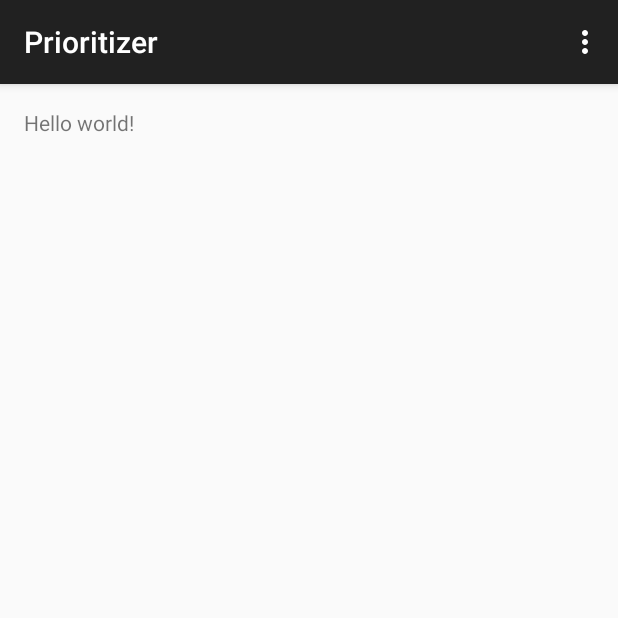
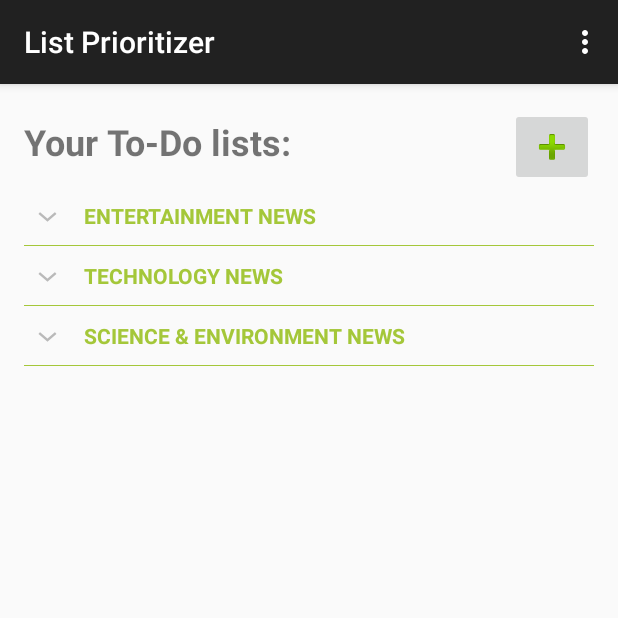
Before and after one commit to immad12/PrioritizerApp, an Android app: the screen it shows after launch (MainActivity), on a phone screen of 412 x 824 dp, the top half of it. Run offline under Robolectric (Android 15) with nearby library versions, the phone set to English and light mode, and no system bars.

Commit message:
Implemented expandable listview, with working test data

```diff
--- /dev/null
+++ b/app/src/main/java/dk/mlm/prioritizer/ExpandableListAdapter.java
@@ -0,0 +1,104 @@
+package dk.mlm.prioritizer;
+
+import android.content.Context;
+import android.graphics.Typeface;
+import android.view.LayoutInflater;
+import android.view.View;
+import android.view.ViewGroup;
+import android.widget.BaseExpandableListAdapter;
+import android.widget.TextView;
+
+import java.util.HashMap;
+import java.util.List;
+import java.util.Map;
+
+/**
+ * Created by ml on 24/07/15.
+ */
+public class ExpandableListAdapter extends BaseExpandableListAdapter
+{
+
+    private Context context;
+    private List<String> expandableListTitle;
+    private Map<String, List<String>> expandableListDetail;
+
+    public ExpandableListAdapter(Context context, List<String> expandableListTitle,
+                                 Map<String, List<String>> expandableListDetail) {
+        this.context = context;
+        this.expandableListTitle = expandableListTitle;
+        this.expandableListDetail = expandableListDetail;
+    }
+
+    @Override
+    public Object getChild(int listPosition, int expandedListPosition) {
+        return this.expandableListDetail.get(this.expandableListTitle.get(listPosition))
+                .get(expandedListPosition);
+    }
+
+    @Override
+    public long getChildId(int listPosition, int expandedListPosition) {
+        return expandedListPosition;
+    }
+
+    @Override
+    public View getChildView(int listPosition, final int expandedListPosition,
+                             boolean isLastChild, View convertView, ViewGroup parent) {
+        final String expandedListText = (String) getChild(listPosition, expandedListPosition);
+        if (convertView == null) {
+            LayoutInflater layoutInflater = (LayoutInflater) this.context
+                    .getSystemService(Context.LAYOUT_INFLATER_SERVICE);
+            convertView = layoutInflater.inflate(R.layout.list_item, null);
+        }
+        TextView expandedListTextView = (TextView) convertView
+                .findViewById(R.id.expandedListItem);
+        expandedListTextView.setText(expandedListText);
+        return convertView;
+    }
+
+    @Override
+    public int getChildrenCount(int listPosition) {
+        return this.expandableListDetail.get(this.expandableListTitle.get(listPosition))
+                .size();
+    }
+
+    @Override
+    public Object getGroup(int listPosition) {
+        return this.expandableListTitle.get(listPosition);
+    }
+
+    @Override
+    public int getGroupCount() {
+        return this.expandableListTitle.size();
+    }
+
+    @Override
+    public long getGroupId(int listPosition) {
+        return listPosition;
+    }
+
+    @Override
+    public View getGroupView(int listPosition, boolean isExpanded,
+                             View convertView, ViewGroup parent) {
+        String listTitle = (String) getGroup(listPosition);
+        if (convertView == null) {
+            LayoutInflater layoutInflater = (LayoutInflater) this.context.
+                    getSystemService(Context.LAYOUT_INFLATER_SERVICE);
+            convertView = layoutInflater.inflate(R.layout.list_group, null);
+        }
+        TextView listTitleTextView = (TextView) convertView
+                .findViewById(R.id.listTitle);
+        listTitleTextView.setTypeface(null, Typeface.BOLD);
+        listTitleTextView.setText(listTitle);
+        return convertView;
+    }
+
+    @Override
+    public boolean hasStableIds() {
+        return false;
+    }
+
+    @Override
+    public boolean isChildSelectable(int listPosition, int expandedListPosition) {
+        return true;
+    }
+}
--- /dev/null
+++ b/app/src/main/java/dk/mlm/prioritizer/ExpandableListData.java
@@ -0,0 +1,42 @@
+package dk.mlm.prioritizer;
+
+import java.util.ArrayList;
+import java.util.HashMap;
+import java.util.List;
+import java.util.Map;
+
+/**
+ * Created by ml on 24/07/15.
+ * Test data
+ */
+public class ExpandableListData {
+    public static Map<String, List<String>> getData()
+    {
+        Map<String, List<String>> expandableListDetail = new HashMap<>();
+
+        List<String> technology = new ArrayList<String>();
+        technology.add("Beats sued for noise-cancelling tech");
+        technology.add("Wikipedia blocks US Congress edits");
+        technology.add("Google quizzed over deleted links");
+        technology.add("Nasa seeks aid with Earth-Mars links");
+        technology.add("The Good, the Bad and the Ugly");
+
+        List<String> entertainment = new ArrayList<String>();
+        entertainment.add("Goldfinch novel set for big screen");
+        entertainment.add("Anderson stellar in Streetcar");
+        entertainment.add("Ronstadt receives White House honour");
+        entertainment.add("Toronto to open with The Judge");
+        entertainment.add("British dancer return from Russia");
+
+        List<String> science = new ArrayList<String>();
+//        science.add("Brain hub predicts negative events");
+//        science.add("California hit by raging wildfires");
+//        science.add("Rosetta's comet seen in close-up");
+//        science.add("Secret of sandstone shapes revealed");
+
+        expandableListDetail.put("TECHNOLOGY NEWS", technology);
+        expandableListDetail.put("ENTERTAINMENT NEWS", entertainment);
+        expandableListDetail.put("SCIENCE & ENVIRONMENT NEWS", science);
+        return expandableListDetail;
+    }
+}
--- a/app/src/main/java/dk/mlm/prioritizer/MainActivity.java
+++ b/app/src/main/java/dk/mlm/prioritizer/MainActivity.java
@@ -4,13 +4,87 @@ import android.support.v7.app.ActionBarActivity;
 import android.os.Bundle;
 import android.view.Menu;
 import android.view.MenuItem;
+import android.view.View;
+import android.widget.ExpandableListView;
+import android.widget.ExpandableListView.OnChildClickListener;
+import android.widget.ExpandableListView.OnGroupCollapseListener;
+import android.widget.ExpandableListView.OnGroupExpandListener;
+import android.widget.ImageButton;
+import android.widget.Toast;
 
-public class MainActivity extends ActionBarActivity {
+import java.util.ArrayList;
+import java.util.HashMap;
+import java.util.List;
+import java.util.Map;
+
+public class MainActivity extends ActionBarActivity implements View.OnClickListener{
+
+    private ExpandableListView expandableListView;
+    private ExpandableListAdapter expandableListAdapter;
+    private List<String> expandableListTitle;
+    private Map<String, List<String>> expandableListDetail = new HashMap<>();
 
     @Override
     protected void onCreate(Bundle savedInstanceState) {
         super.onCreate(savedInstanceState);
         setContentView(R.layout.activity_main);
+
+        ImageButton ibtnAddList = (ImageButton) findViewById(R.id.imageAddList);
+        ibtnAddList.setOnClickListener(this);
+
+        expandableListView = (ExpandableListView) findViewById(R.id.expandableListView);
+
+        expandableListDetail = ExpandableListData.getData();
+    }
+
+    @Override
+    public void onResume() {
+        super.onResume();
+
+        expandableListTitle = new ArrayList<>(expandableListDetail.keySet());
+
+        expandableListAdapter = new ExpandableListAdapter(this, expandableListTitle, expandableListDetail);
+        expandableListView.setAdapter(expandableListAdapter);
+        expandableListView.setOnGroupExpandListener(new OnGroupExpandListener() {
+            @Override
+            public void onGroupExpand(int groupPosition) {
+                Toast.makeText(getApplicationContext(), "The " +
+                                expandableListTitle.get(groupPosition) + " list is expanded",
+                        Toast.LENGTH_SHORT).show();
+            }
+        });
+
+        expandableListView.setOnGroupCollapseListener(new OnGroupCollapseListener() {
+            @Override
+            public void onGroupCollapse(int groupPosition) {
+                Toast.makeText(getApplicationContext(), "The " +
+                                expandableListTitle.get(groupPosition) + " list is collapsed",
+                        Toast.LENGTH_SHORT).show();
+
+            }
+        });
+
+        expandableListView.setOnChildClickListener(new OnChildClickListener() {
+            @Override
+            public boolean onChildClick(ExpandableListView parent, View v,
+                                        int groupPosition, int childPosition, long id) {
+                Toast.makeText(
+                        getApplicationContext(),
+                        expandableListTitle.get(groupPosition)
+                                + " -> "
+                                + expandableListDetail.get(
+                                expandableListTitle.get(groupPosition)).get(
+                                childPosition), Toast.LENGTH_SHORT
+                )
+                        .show();
+                return false;
+            }
+        });
+    }
+
+    @Override
+    public void onClick(View v) {
+        // TODO Start new activity to create a list!
     }
 
     @Override
--- a/app/src/main/res/layout/activity_main.xml
+++ b/app/src/main/res/layout/activity_main.xml
@@ -6,11 +6,34 @@
                 android:paddingRight="@dimen/activity_horizontal_margin"
                 android:paddingTop="@dimen/activity_vertical_margin"
                 android:paddingBottom="@dimen/activity_vertical_margin"
-                tools:context=".MainActivity">
+                tools:context="com.javapapers.android.expandablelistview.app.MainActivity">
 
     <TextView
-        android:text="@string/hello_world"
         android:layout_width="wrap_content"
-        android:layout_height="wrap_content"/>
+        android:layout_height="wrap_content"
+        android:id="@+id/textView"
+        android:text="@string/welcome_title"
+        android:textSize="24dp"
+        android:layout_alignParentTop="true"
+        android:layout_alignParentLeft="true"
+        android:textStyle="bold"
+        android:layout_marginTop="6dp"/>
+
+    <ImageButton
+        android:layout_width="wrap_content"
+        android:layout_height="wrap_content"
+        android:src="@android:drawable/ic_input_add"
+        android:id="@+id/imageAddList"
+        android:layout_alignParentTop="true"
+        android:layout_alignParentRight="true"/>
+
+    <ExpandableListView
+        android:id="@+id/expandableListView"
+        android:layout_height="match_parent"
+        android:layout_width="match_parent"
+        android:indicatorLeft="?android:attr/expandableListPreferredItemIndicatorLeft"
+        android:divider="#A4C739"
+        android:dividerHeight="0.5dp"
+        android:layout_below="@+id/imageAddList"/>
 
 </RelativeLayout>
--- /dev/null
+++ b/app/src/main/res/layout/list_group.xml
@@ -0,0 +1,17 @@
+<?xml version="1.0" encoding="utf-8"?>
+
+<LinearLayout xmlns:android="http://schemas.android.com/apk/res/android"
+              android:orientation="vertical"
+              android:layout_width="match_parent"
+              android:layout_height="match_parent">
+
+    <TextView
+        android:id="@+id/listTitle"
+        android:layout_width="fill_parent"
+        android:layout_height="wrap_content"
+        android:paddingLeft="?android:attr/expandableListPreferredItemPaddingLeft"
+        android:textColor="#A4C739"
+        android:paddingTop="10dp"
+        android:paddingBottom="10dp" />
+
+</LinearLayout>
--- a/app/src/main/res/values/strings.xml
+++ b/app/src/main/res/values/strings.xml
@@ -1,6 +1,7 @@
 <resources>
-    <string name="app_name">Prioritizer</string>
+    <string name="app_name">List Prioritizer</string>
 
-    <string name="hello_world">Hello world!</string>
     <string name="action_settings">Settings</string>
+
+    <string name="welcome_title">Your To-Do lists:</string>
 </resources>
```
Also changed, not shown: app/src/main/res/layout/list_item.xml (added, +13 -0 lines), 1 other file.
